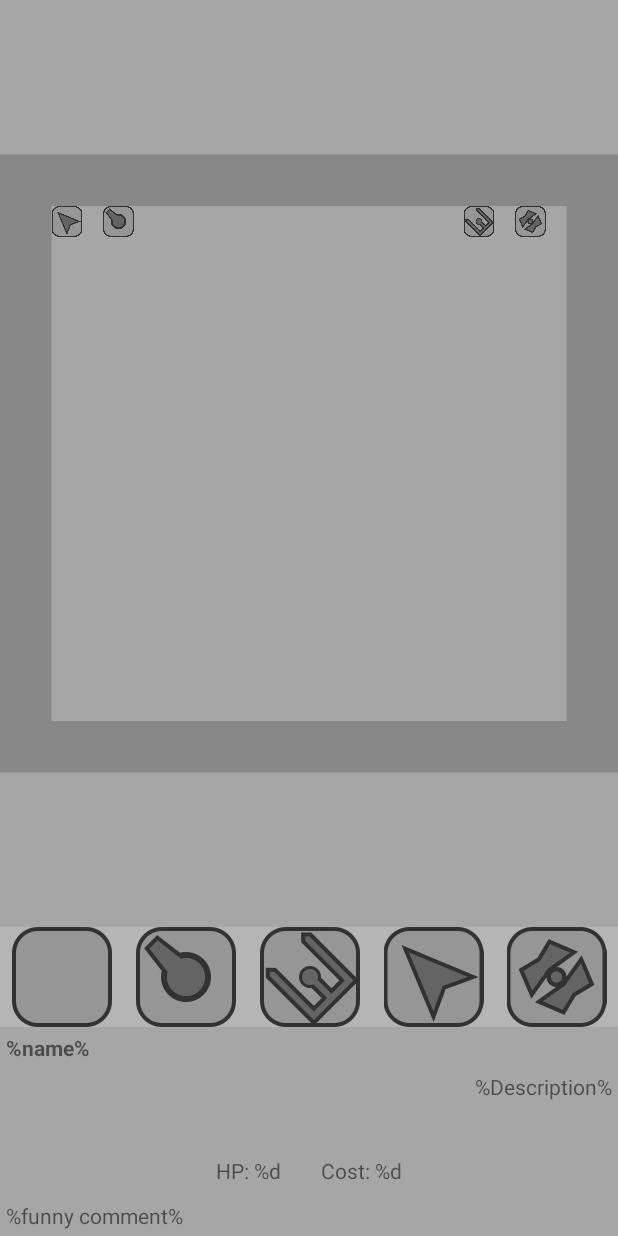
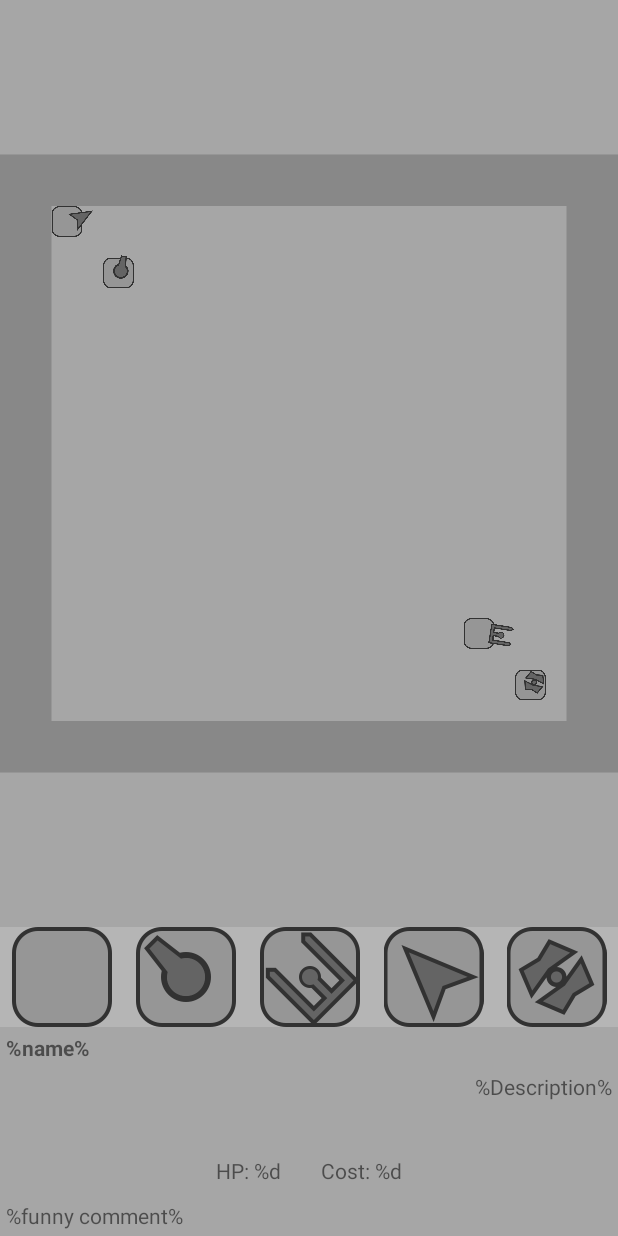
Before and after one commit to AndrewLuckett/DDC, an Android app: the screen it shows after launch (TdGame), on a phone screen of 412 x 824 dp. Run offline under Robolectric (Android 15) with nearby library versions, the phone set to English and light mode, and no system bars.

Commit message:
Add tower top images

```diff
--- a/ASGame/app/src/main/java/andrew/DDC/front/ArenaView.java
+++ b/ASGame/app/src/main/java/andrew/DDC/front/ArenaView.java
@@ -52,12 +52,12 @@ public class ArenaView extends View {
         mPaint.setColor(Color.GRAY);
 
 
-        stuff.add(new Drawable(R.drawable.ti_aa, 10, 0, 0, true));
-        stuff.add(new Drawable(R.drawable.ti_basic, 10, 1, 0, true));
-        stuff.add(new Drawable(R.drawable.ti_gauss, 10, 8, 0, true));
-        stuff.add(new Drawable(R.drawable.ti_radar, 10, 9, 0, true));
+        stuff.add(new Drawable(R.drawable.tt_aa, 60, 0, 0, true));
+        stuff.add(new Drawable(R.drawable.tt_basic, 12, 1, 1, true));
+        stuff.add(new Drawable(R.drawable.tt_gauss, 99, 8, 8, true));
+        stuff.add(new Drawable(R.drawable.tt_radar, 18, 9, 9, true));
 
-        onSizeChanged(getWidth(), getHeight(), 0, 0);
+        onSizeChanged(getWidth(), getHeight(), 0, 0); //Just in case
     }
 
 
@@ -70,14 +70,15 @@ public class ArenaView extends View {
         canvas.drawRect(x, y, getWidth() - x, getHeight() - y, mPaint);
 
         for (Drawable d : stuff) {
-            gent.setScale(scale / 500f, scale / 500f);
+            gent.setScale(scale / 500f, scale / 500f); //why div 500?! when image is 400 square
+            //Stuff like that reminds me why I hate ui stuff
             gent.postTranslate((d.getXoff() + 1) * scale, (d.getYoff() + 1) * scale);
             gent.postTranslate(offset.getX(), offset.getY());
 
             if (d.isBaseRequired()) {
-                canvas.drawBitmap(drawableToBitmap(R.drawable.ti_base), gent, null);
+                canvas.drawBitmap(drawableToBitmap(R.drawable.tt_base), gent, null);
             }
-            //gent.preRotate(d.getRotation());
+            gent.preRotate(d.getRotation(),250,250);
             canvas.drawBitmap(drawableToBitmap(d.getGId()), gent, null);
         }
     }
```
Also changed, not shown: ASGame/app/src/main/res/drawable/tt_aa.png (added), ASGame/app/src/main/res/drawable/tt_base.png (added), ASGame/app/src/main/res/drawable/tt_basic.png (added), ASGame/app/src/main/res/drawable/tt_gauss.png (added), ASGame/app/src/main/res/drawable/tt_radar.png (added), 15 other files.
